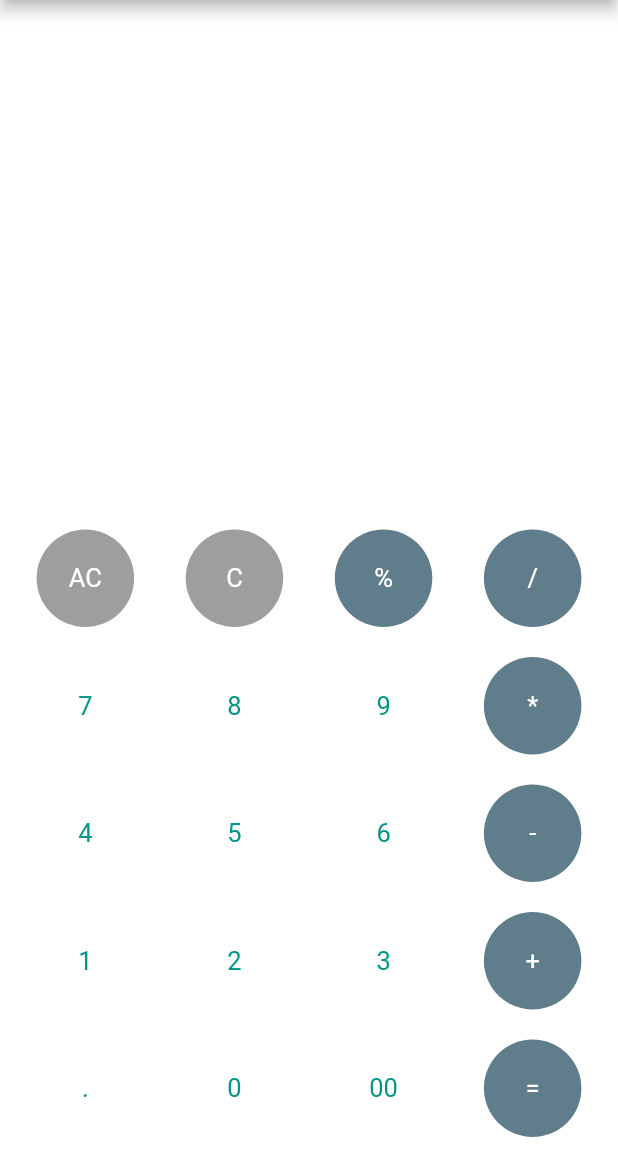
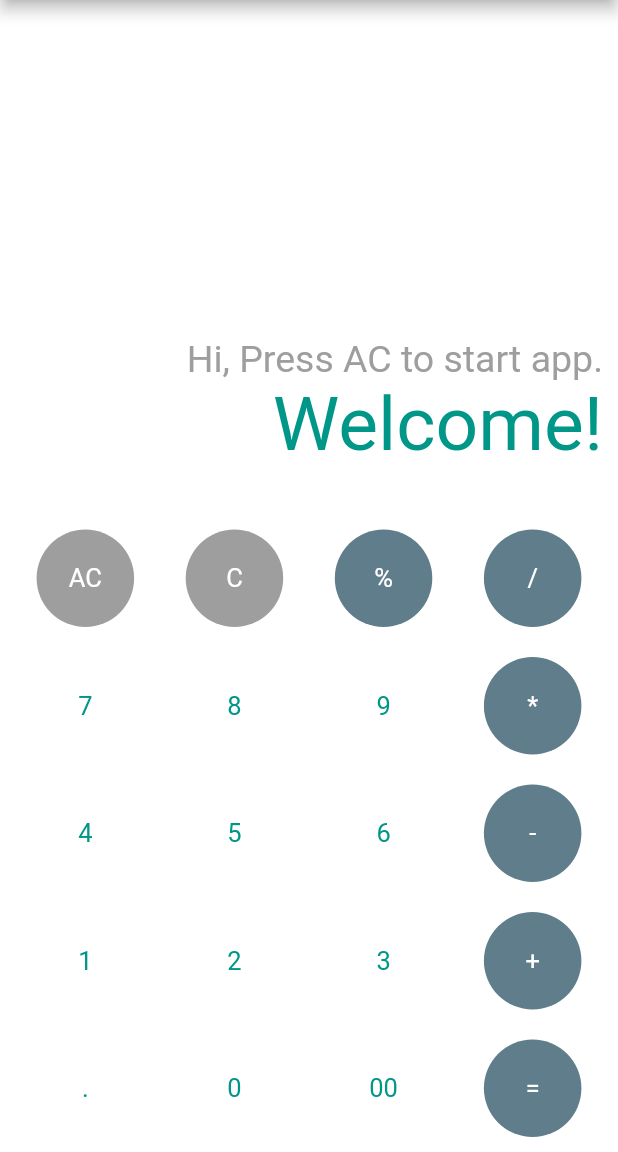
Before and after one commit to BlackIQ/flulator, a Flutter app: the screen it shows after launch, on a phone screen of 412 x 824 dp, the part 84-1236 px from its top. Run offline on Flutter 3.47's test engine with Material 2 defaults, Android fonts, the phone set to English and light mode, and no system bars; our stand-ins replace google_fonts, math_expressions; Roboto replaces fonts that are missing (Boogaloo).

Commit message:
Add welcome

```diff
--- a/lib/app/flulator.dart
+++ b/lib/app/flulator.dart
@@ -11,8 +11,8 @@ class Flulator extends StatefulWidget {
 
 class FlulatorState extends State<Flulator> {
 
-  String _history = '';
-  String _expression = '';
+  String _history = 'Welcome!';
+  String _expression = 'Hi, Press AC to start app.';
 
   void numClick(String text) {
     setState(() {
```
